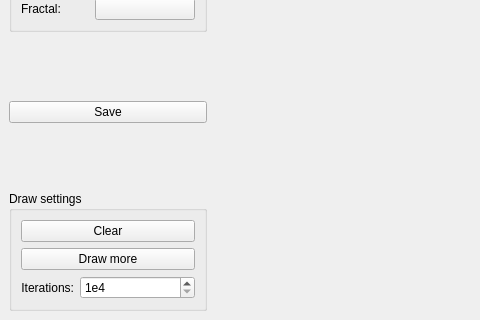
Above: fractalapp.ui from michalurb8/QtFractals before the change; both pictures show x 0 to 480 and y 345 to 665 of the 1067 by 665 pixel window. Below: the same form after it.
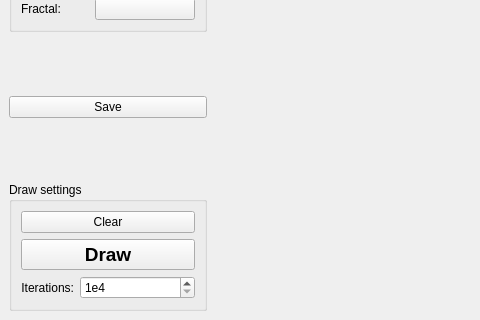
That is the form after the change. Custom widgets are drawn as their Qt base class.

Commit message: Delete unused method

What changed in the file:
```diff
--- a/fractalapp.ui
+++ b/fractalapp.ui
@@ -400,11 +400,18 @@
              <verstretch>0</verstretch>
             </sizepolicy>
            </property>
+           <property name="font">
+            <font>
+             <pointsize>14</pointsize>
+             <weight>75</weight>
+             <bold>true</bold>
+            </font>
+           </property>
            <property name="toolTip">
             <string/>
            </property>
            <property name="text">
-            <string>Draw more</string>
+            <string>Draw</string>
            </property>
            <property name="flat">
             <bool>false</bool>
```
The commit also changes 1 other file.
